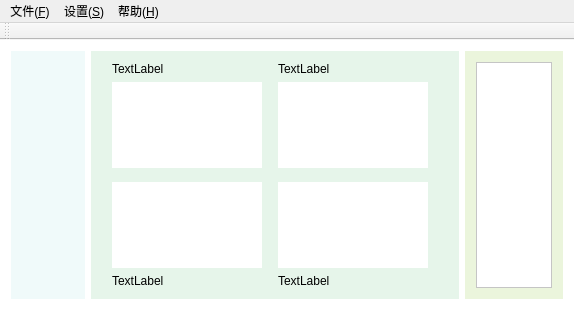
Before: the Qt Designer form NKUexperimenter/NKUexperimenter.ui in ghost233lism/NKUcpp-pyhsics-experiments-images-programming-based-on-opencv, drawn with Qt 5.
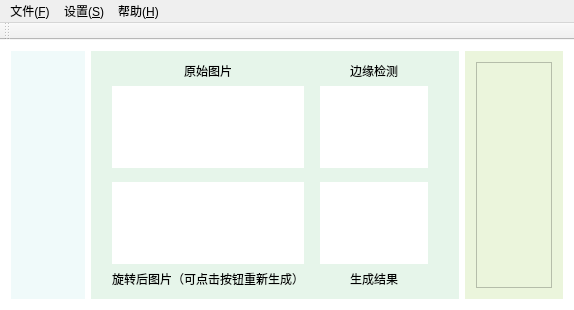
After: the same form once the commit is applied.

```diff
--- a/NKUexperimenter/NKUexperimenter.ui
+++ b/NKUexperimenter/NKUexperimenter.ui
@@ -286,7 +286,7 @@
        <item row="0" column="1">
         <widget class="QLabel" name="showOriginal">
          <property name="text">
-          <string>TextLabel</string>
+          <string>&lt;html&gt;&lt;head/&gt;&lt;body&gt;&lt;p align=&quot;center&quot;&gt;原始图片&lt;/p&gt;&lt;/body&gt;&lt;/html&gt;</string>
          </property>
         </widget>
        </item>
@@ -319,7 +319,7 @@
        <item row="4" column="1">
         <widget class="QLabel" name="showRotate">
          <property name="text">
-          <string>TextLabel</string>
+          <string>&lt;html&gt;&lt;head/&gt;&lt;body&gt;&lt;p align=&quot;center&quot;&gt;旋转后图片（可点击按钮重新生成）&lt;/p&gt;&lt;/body&gt;&lt;/html&gt;</string>
          </property>
         </widget>
        </item>
@@ -339,7 +339,7 @@
        <item row="0" column="3">
         <widget class="QLabel" name="showCanny">
          <property name="text">
-          <string>TextLabel</string>
+          <string>&lt;html&gt;&lt;head/&gt;&lt;body&gt;&lt;p align=&quot;center&quot;&gt;边缘检测&lt;/p&gt;&lt;/body&gt;&lt;/html&gt;</string>
          </property>
         </widget>
        </item>
@@ -429,7 +429,7 @@
        <item row="4" column="3">
         <widget class="QLabel" name="showErase">
          <property name="text">
-          <string>TextLabel</string>
+          <string>&lt;html&gt;&lt;head/&gt;&lt;body&gt;&lt;p align=&quot;center&quot;&gt;生成结果&lt;/p&gt;&lt;/body&gt;&lt;/html&gt;</string>
          </property>
         </widget>
        </item>
@@ -478,7 +478,7 @@
       </property>
       <layout class="QVBoxLayout" name="verticalLayout_2">
        <item>
-        <widget class="QListWidget" name="listWidget">
+        <widget class="QTreeView" name="treeView">
          <property name="styleSheet">
           <string notr="true">QListWidget
 {
```
Left out of the diff: 18 changed lines with no effect on the pictures.
